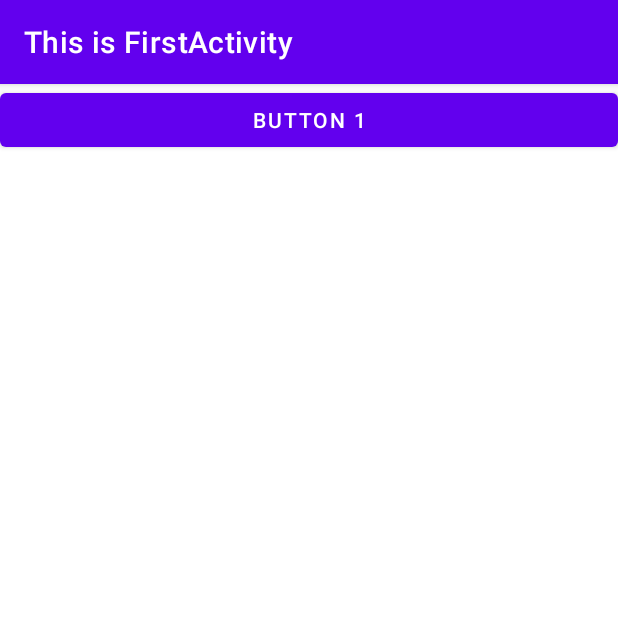
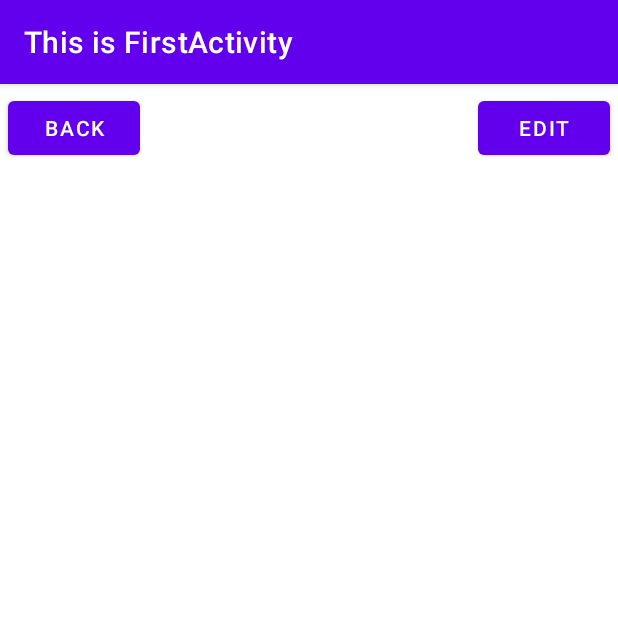
Before and after one commit to myt2000/ActivityTest, an Android app: the screen it shows after launch (FirstActivity before the commit, MainActivity after it), on a phone screen of 412 x 824 dp, the top half of it. Run offline under Robolectric (Android 15) with nearby library versions, the phone set to English and light mode, and no system bars.

Commit message:
title.xml嵌入activity.xml中

```diff
--- /dev/null
+++ b/app/src/main/java/com/brooks/activitytest/MainActivity.kt
@@ -0,0 +1,11 @@
+package com.brooks.activitytest
+
+import androidx.appcompat.app.AppCompatActivity
+import android.os.Bundle
+
+class MainActivity : AppCompatActivity() {
+    override fun onCreate(savedInstanceState: Bundle?) {
+        super.onCreate(savedInstanceState)
+        setContentView(R.layout.activity_main)
+    }
+}
--- a/app/src/main/java/com/brooks/activitytest/TitleLayout.kt
+++ b/app/src/main/java/com/brooks/activitytest/TitleLayout.kt
@@ -1,14 +1,26 @@
 package com.brooks.activitytest
 
+import android.app.Activity
 import android.content.Context
 import androidx.appcompat.app.AppCompatActivity
 import android.os.Bundle
 import android.util.AttributeSet
 import android.view.LayoutInflater
 import android.widget.LinearLayout
+import android.widget.Toast
+import kotlinx.android.synthetic.main.activity_main.*
+import kotlinx.android.synthetic.main.title.view.*
+
 
 class TitleLayout(context: Context, attrs: AttributeSet): LinearLayout(context, attrs){
     init {
         LayoutInflater.from(context).inflate(R.layout.title, this)
+        titleBack.setOnClickListener {
+            val activity = context as Activity  // as 这里做的是类型转换
+            activity.finish()
+        }
+        titleEdit.setOnClickListener {
+            Toast.makeText(context, "You clicked Edit button", Toast.LENGTH_SHORT).show()
+        }
     }
 }
--- /dev/null
+++ b/app/src/main/res/layout/activity_main.xml
@@ -0,0 +1,11 @@
+<?xml version="1.0" encoding="utf-8"?>
+<LinearLayout xmlns:android="http://schemas.android.com/apk/res/android"
+    android:layout_width="match_parent"
+    android:layout_height="match_parent"
+    >
+    <com.brooks.activitytest.TitleLayout
+        android:layout_width="match_parent"
+        android:layout_height="wrap_content"
+        />
+
+</LinearLayout>
--- a/app/src/main/res/layout/title.xml
+++ b/app/src/main/res/layout/title.xml
@@ -1,9 +1,38 @@
 <?xml version="1.0" encoding="utf-8"?>
-<androidx.constraintlayout.widget.ConstraintLayout xmlns:android="http://schemas.android.com/apk/res/android"
-    xmlns:app="http://schemas.android.com/apk/res-auto"
-    xmlns:tools="http://schemas.android.com/tools"
+<LinearLayout xmlns:android="http://schemas.android.com/apk/res/android"
     android:layout_width="match_parent"
     android:layout_height="match_parent"
-    tools:context=".TitleLayout">
+>
 
-</androidx.constraintlayout.widget.ConstraintLayout>
+    <Button
+        android:id="@+id/titleBack"
+        android:layout_width="wrap_content"
+        android:layout_height="wrap_content"
+        android:layout_gravity="center"
+        android:layout_margin="5dp"
+        android:text="Back"
+        android:textColor="#fff"
+        />
+
+    <TextView
+        android:id="@+id/titleText"
+        android:layout_width="0dp"
+        android:layout_height="wrap_content"
+        android:gravity="center"
+        android:layout_weight="1"
+        android:text="Title Text"
+        android:textColor="#fff"
+        android:textSize="24sp"
+        />
+
+    <Button
+        android:id="@+id/titleEdit"
+        android:layout_width="wrap_content"
+        android:layout_height="wrap_content"
+        android:layout_gravity="center"
+        android:layout_margin="5dp"
+        android:text="Edit"
+        android:textColor="#fff" />
+
+
+</LinearLayout>
```
Also changed, not shown: app/src/main/AndroidManifest.xml (+26 -29 lines).
